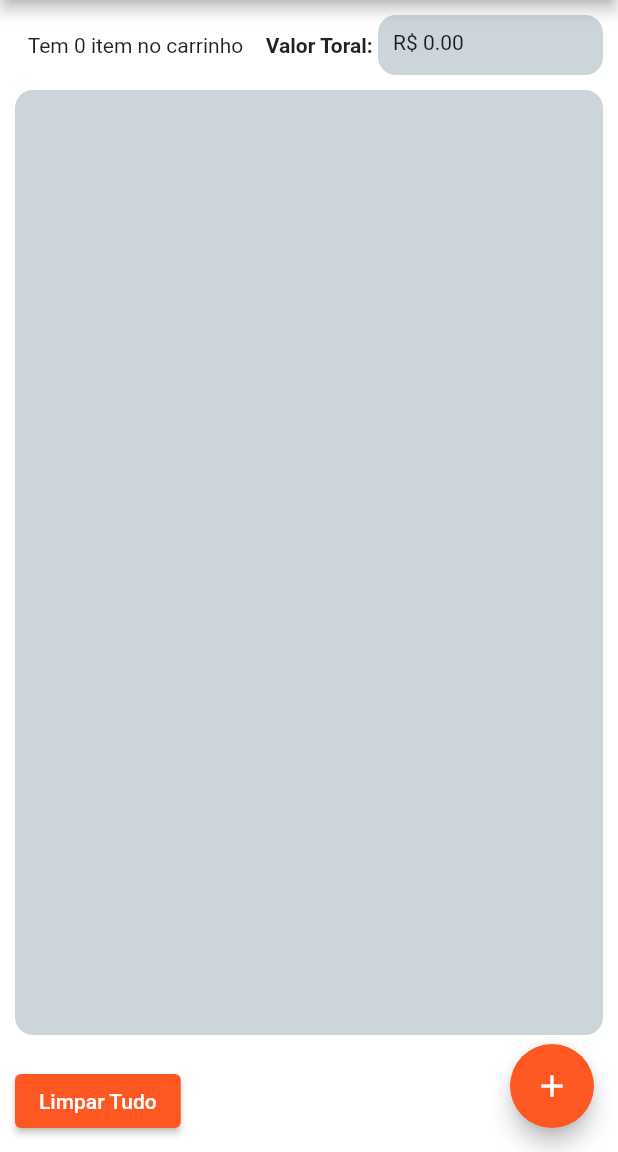
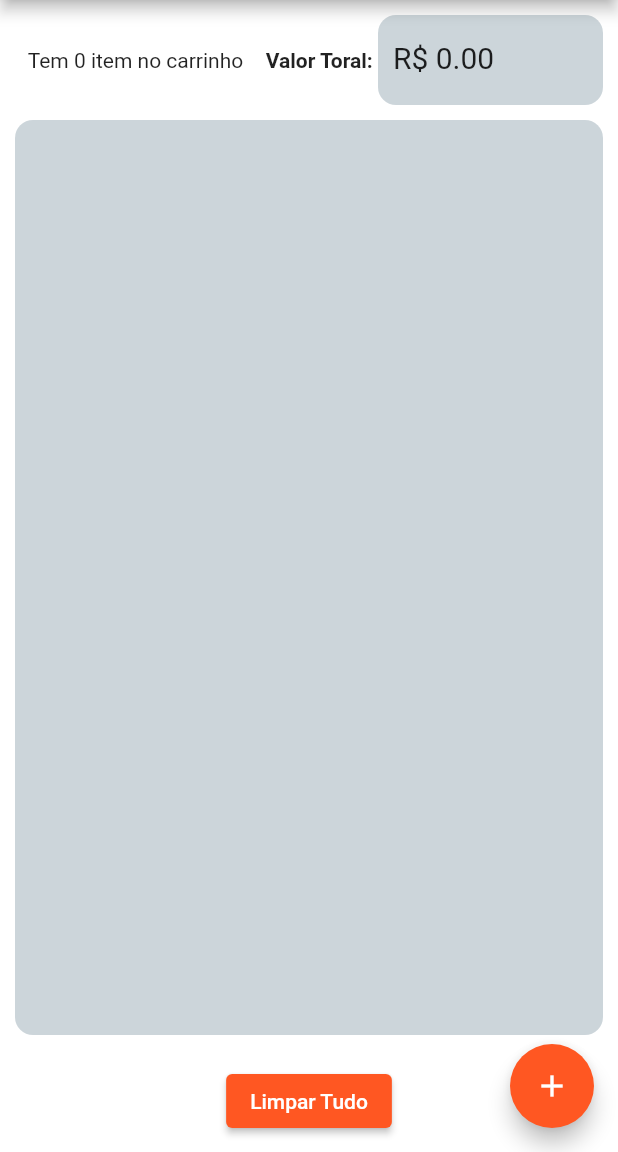
Before and after one commit to Julio-JC/lista_de_despesas, a Flutter app: the screen it shows after launch, on a phone screen of 412 x 824 dp, the part 84-1236 px from its top. Run offline on Flutter 3.47's test engine with Material 2 defaults, Android fonts, the phone set to English and light mode, and no system bars; our stand-ins replace flutter_slidable.

Commit message:
feat[20231]: Corrigindo layout

```diff
--- a/lista_de_despesas/lib/card_de_compra.dart
+++ b/lista_de_despesas/lib/card_de_compra.dart
@@ -46,6 +46,7 @@ class CardDeCompra extends StatelessWidget {
           child: Column(children: [
             Expanded(
               child: Row(
+                crossAxisAlignment: CrossAxisAlignment.center,
                 mainAxisAlignment: MainAxisAlignment.spaceBetween,
                 children: [
                   const Padding(
@@ -95,6 +96,9 @@ class CardDeCompra extends StatelessWidget {
                         style: const TextStyle(fontWeight: FontWeight.bold),
                       ),
                     ),
+                    const SizedBox(
+                      width: 100,
+                    ),
                     Padding(
                       padding: const EdgeInsets.only(left: 70),
                       child: IconButton(
@@ -111,6 +115,7 @@ class CardDeCompra extends StatelessWidget {
                         margin: const EdgeInsets.only(right: 5),
                         child: Text(
                           'Qtdd:  ${itemDaCompra.quantidade}',
+                          style: const TextStyle(fontWeight: FontWeight.w800),
                         ),
                       ),
                     ),
--- a/lista_de_despesas/lib/home_page.dart
+++ b/lista_de_despesas/lib/home_page.dart
@@ -44,16 +44,18 @@ class _HomePageState extends State<HomePage> {
         });
   }
 
-  int? qtddItens;
+  int totalItens = 0;
   void adicionarItemDoCard(ItemDaCompra item) {
     setState(() {
       item.quantidade++;
+      totalItens = item.quantidade;
     });
   }
 
   void removerItemDoCard(ItemDaCompra item) {
     setState(() {
       item.quantidade--;
+      totalItens = item.quantidade;
     });
   }
 
@@ -109,12 +111,15 @@ class _HomePageState extends State<HomePage> {
                 child: ClipRRect(
                   borderRadius: BorderRadius.circular(12),
                   child: Container(
-                    height: 40,
+                    height: 60,
                     width: 150,
                     color: Constants.kCorDoContainer,
                     child: Padding(
-                      padding: const EdgeInsets.all(10),
-                      child: Text('R\$ ${valorTotal.toStringAsFixed(2)}'),
+                      padding: const EdgeInsets.only(left: 10, top: 17),
+                      child: Text(
+                        'R\$ ${valorTotal.toStringAsFixed(2)}',
+                        style: const TextStyle(fontSize: 20),
+                      ),
                     ),
                   ),
                 ),
@@ -152,7 +157,7 @@ class _HomePageState extends State<HomePage> {
             ),
           ),
           Row(
-            mainAxisAlignment: MainAxisAlignment.start,
+            mainAxisAlignment: MainAxisAlignment.spaceAround,
             children: [
               Padding(
                 padding: const EdgeInsets.all(Constants.clearButtonSideSpace),
```
